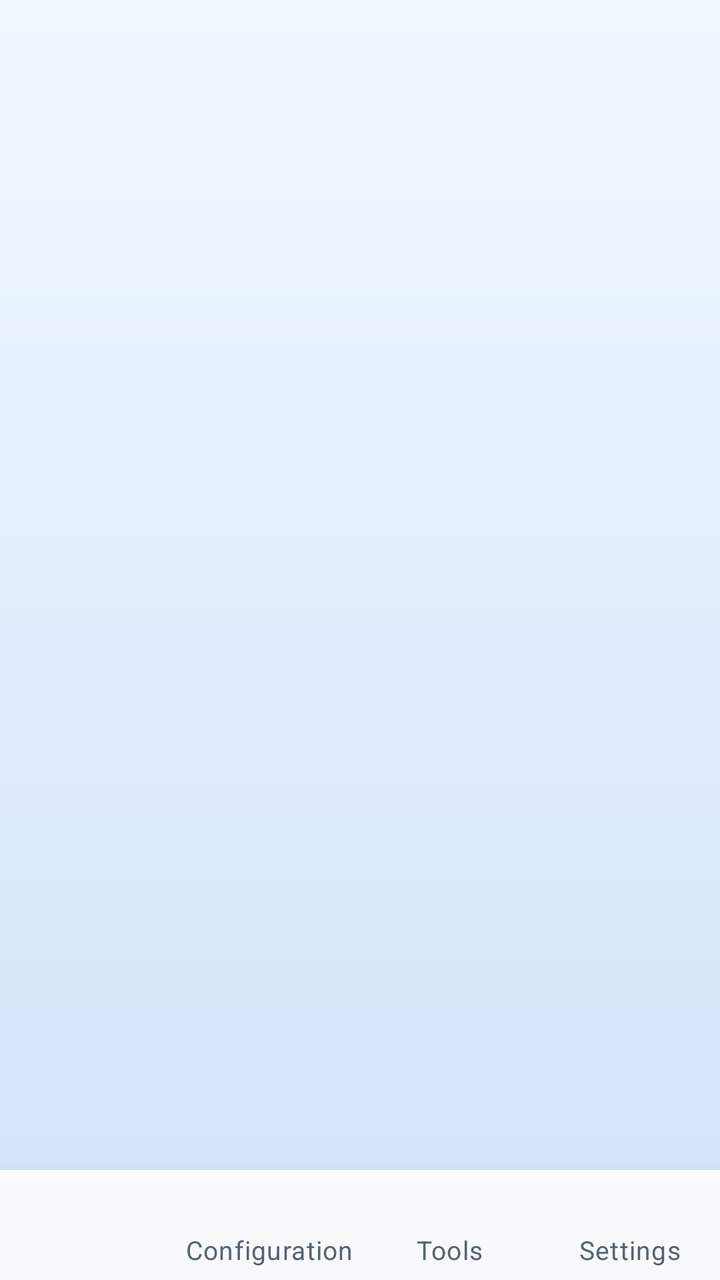
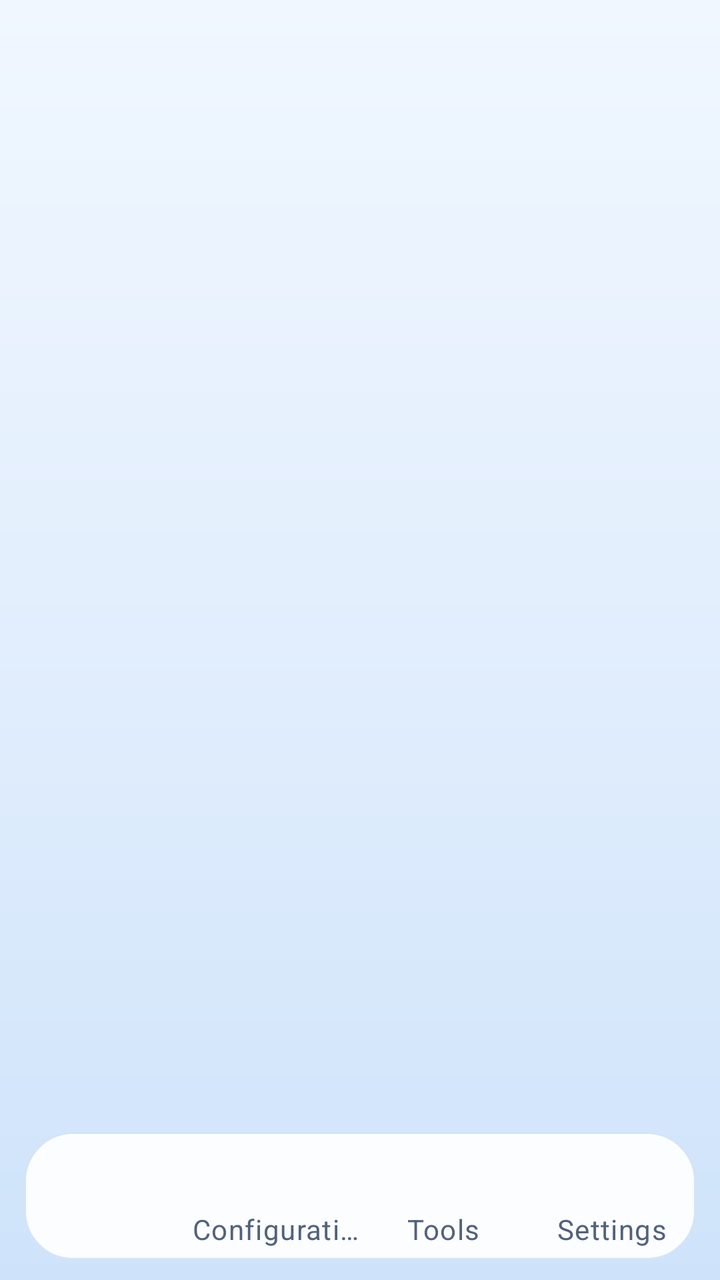

The first picture is an Android layout as it rendered before a commit; the second is the same layout after the commit. The layout source and the unified diff follow.
<!-- AndroidManifest.xml: application theme Theme.Start -->
<!-- res/layout/layout_main.xml -->
<?xml version="1.0" encoding="utf-8"?>
<androidx.coordinatorlayout.widget.CoordinatorLayout xmlns:android="http://schemas.android.com/apk/res/android"
    xmlns:app="http://schemas.android.com/apk/res-auto"
    xmlns:tools="http://schemas.android.com/tools"
    android:id="@+id/coordinator"
    android:layout_width="match_parent"
    android:layout_height="match_parent"
    android:clipChildren="false">

    <androidx.coordinatorlayout.widget.CoordinatorLayout
        android:id="@+id/fragment_holder"
        android:layout_width="match_parent"
        android:layout_height="match_parent"
        android:layout_marginBottom="56dp" />


    <View
        android:id="@+id/menu_scrim_overlay"
        android:layout_width="match_parent"
        android:layout_height="match_parent"
        android:background="#80000000"
        android:visibility="gone"
        android:alpha="0"
        android:elevation="20dp" />

    
    <com.google.android.material.bottomnavigation.BottomNavigationView
        android:id="@+id/bottom_nav"
        android:layout_width="match_parent"
        android:layout_height="56dp"
        android:layout_gravity="bottom"
        android:background="@drawable/bg_bottom_nav_glass"
        android:elevation="8dp"
        app:itemIconSize="0dp"
        app:itemTextAppearanceActive="@style/TextAppearance.HuBox.BottomNav.Active"
        app:itemTextAppearanceInactive="@style/TextAppearance.HuBox.BottomNav"
        app:itemTextColor="@color/bottom_nav_tint"
        app:itemBackground="@drawable/bg_bottom_nav_item"
        app:labelVisibilityMode="labeled"
        app:menu="@menu/bottom_navigation" />

</androidx.coordinatorlayout.widget.CoordinatorLayout>
<!-- resources referenced by this layout -->
<resources>
  <!-- drawable bg_bottom_nav_glass (drawable) -->
  <?xml version="1.0" encoding="utf-8"?>
  <layer-list xmlns:android="http://schemas.android.com/apk/res/android">
      <item>
          <shape android:shape="rectangle">
              <solid android:color="#EBFFFFFF" />
          </shape>
      </item>
      <item android:height="1dp" android:gravity="top">
          <shape android:shape="rectangle">
              <solid android:color="#D5E3F8" />
          </shape>
      </item>
  </layer-list>
  <style name="TextAppearance.HuBox.BottomNav" parent="TextAppearance.MaterialComponents.Caption">
          <item name="android:textSize">13sp</item>
      </style>
  <style name="TextAppearance.HuBox.BottomNav.Active" parent="TextAppearance.MaterialComponents.Caption">
          <item name="android:textSize">13sp</item>
          <item name="android:textStyle">bold</item>
      </style>
  <color name="hubox_blue_primary">#1668E3</color>
  <color name="hubox_blue_primary_dark">#0F4DB0</color>
  <color name="hubox_blue_accent">#2E7CF6</color>
  <color name="material_green_100">#C8E6C9</color>
  <color name="material_green_300">#81C784</color>
  <color name="md3_background">#F4F8FF</color>
  <color name="md3_surface">#FFFFFF</color>
  <color name="md3_text_primary">#12294D</color>
  <color name="md3_text_secondary">#52627A</color>
  <color name="card_stroke">#29000000</color>
  <color name="white">#FFFFFFFF</color>
  <style name="ThemeOverlay.SagerNet.AlertDialog" parent="ThemeOverlay.MaterialComponents.MaterialAlertDialog.SagerNet">
          <item name="android:windowBackground">@drawable/bg_dialog</item>
      </style>
  <style name="Widget.SagerNet.Button" parent="Widget.MaterialComponents.Button">
          <item name="shapeAppearanceOverlay">@style/ShapeAppearanceOverlay.SagerNet.Button</item>
      </style>
  <style name="Widget.Telegram.Preference.Switch" parent="@style/Preference.SwitchPreferenceCompat.Material">
          <item name="widgetLayout">@layout/layout_telegram_preference_switch</item>
      </style>
  <style name="Widget.Telegram.PreferenceCategory" parent="@style/Preference.Category">
          <item name="android:layout">@layout/layout_telegram_preference_category</item>
      </style>
  <style name="TextAppearance.SagerNet.PopupMenu" parent="TextAppearance.AppCompat.Widget.PopupMenu.Large">
          <item name="android:textSize">14sp</item>
      </style>
  <style name="ShapeAppearanceOverlay.SagerNet.Dialog" parent="">
          <item name="cornerFamily">rounded</item>
          <item name="cornerSize">@dimen/dialog_corner_radius</item>
      </style>
  <style name="Widget.MaterialComponents.Button.TextButton.Dialog.Primary">
          <item name="android:textColor">?primaryOrTextPrimary</item>
      </style>
  <style name="Widget.MaterialComponents.Button.TextButton.Dialog.Flush.Primary">
          <item name="android:textColor">?primaryOrTextPrimary</item>
      </style>
  <dimen name="profile_card_corner_radius">16dp</dimen>
  <dimen name="card_stroke_width">1dp</dimen>
  <style name="ShapeAppearanceOverlay.SagerNet.Input" parent="">
          <item name="cornerFamily">rounded</item>
          <item name="cornerSize">@dimen/input_corner_radius</item>
      </style>
  <style name="PopupMenuAnimation">
          <item name="android:windowEnterAnimation">@anim/popup_enter</item>
          <item name="android:windowExitAnimation">@anim/popup_exit</item>
      </style>
  <style name="ShapeAppearanceOverlay.SagerNet.Button" parent="">
          <item name="cornerFamily">rounded</item>
          <item name="cornerSize">@dimen/button_corner_radius</item>
      </style>
  <dimen name="dialog_background_inset">24dp</dimen>
  <dimen name="dialog_corner_radius">16dp</dimen>
  <dimen name="input_corner_radius">16dp</dimen>
  <dimen name="popup_corner_radius">12dp</dimen>
  <color name="popup_dropdown_stroke">#38000000</color>
  <dimen name="button_corner_radius">16dp</dimen>
  <color name="telegram_switch_track_off">#E2E8F0</color>
  <color name="telegram_switch_thumb_off">#FFFFFF</color>
  <!-- unchanged entries left out for length: 29 -->
</resources>

<!-- the commit's change to res/layout/layout_main.xml (unified diff, before → after) -->
@@ -27,8 +27,11 @@
     <com.google.android.material.bottomnavigation.BottomNavigationView
         android:id="@+id/bottom_nav"
         android:layout_width="match_parent"
-        android:layout_height="56dp"
+        android:layout_height="64dp"
         android:layout_gravity="bottom"
+        android:layout_marginStart="12dp"
+        android:layout_marginEnd="12dp"
+        android:layout_marginBottom="10dp"
         android:background="@drawable/bg_bottom_nav_glass"
         android:elevation="8dp"
         app:itemIconSize="0dp"
<!-- resource entries referenced after the edit -->
@@ -2,23 +2,19 @@
 <resources>
   <!-- drawable bg_bottom_nav_glass (drawable) -->
   <?xml version="1.0" encoding="utf-8"?>
-  <layer-list xmlns:android="http://schemas.android.com/apk/res/android">
-      <item>
-          <shape android:shape="rectangle">
-              <solid android:color="#EBFFFFFF" />
-          </shape>
-      </item>
-      <item android:height="1dp" android:gravity="top">
-          <shape android:shape="rectangle">
-              <solid android:color="#D5E3F8" />
-          </shape>
-      </item>
-  </layer-list>
+  <shape xmlns:android="http://schemas.android.com/apk/res/android"
+      android:shape="rectangle">
+      <corners android:radius="24dp" />
+      <solid android:color="#EBFFFFFF" />
+      <stroke
+          android:width="1dp"
+          android:color="#D5E3F8" />
+  </shape>
   <style name="TextAppearance.HuBox.BottomNav" parent="TextAppearance.MaterialComponents.Caption">
-          <item name="android:textSize">13sp</item>
+          <item name="android:textSize">14sp</item>
       </style>
   <style name="TextAppearance.HuBox.BottomNav.Active" parent="TextAppearance.MaterialComponents.Caption">
-          <item name="android:textSize">13sp</item>
+          <item name="android:textSize">14sp</item>
           <item name="android:textStyle">bold</item>
       </style>
   <color name="hubox_blue_primary">#1668E3</color>
